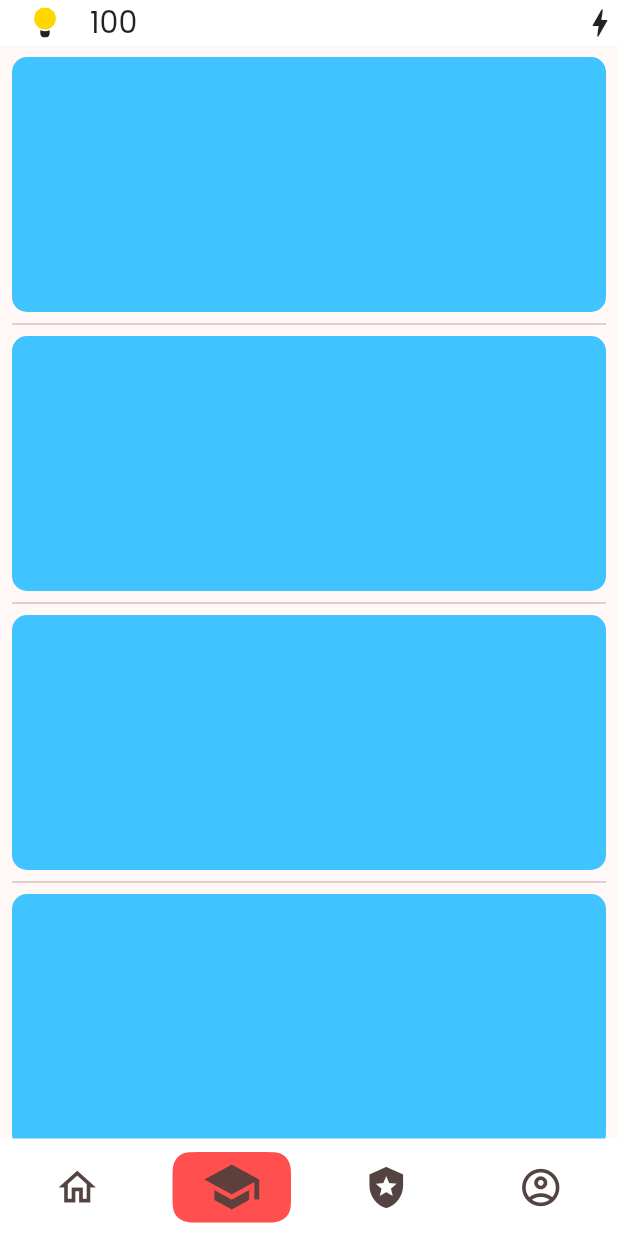
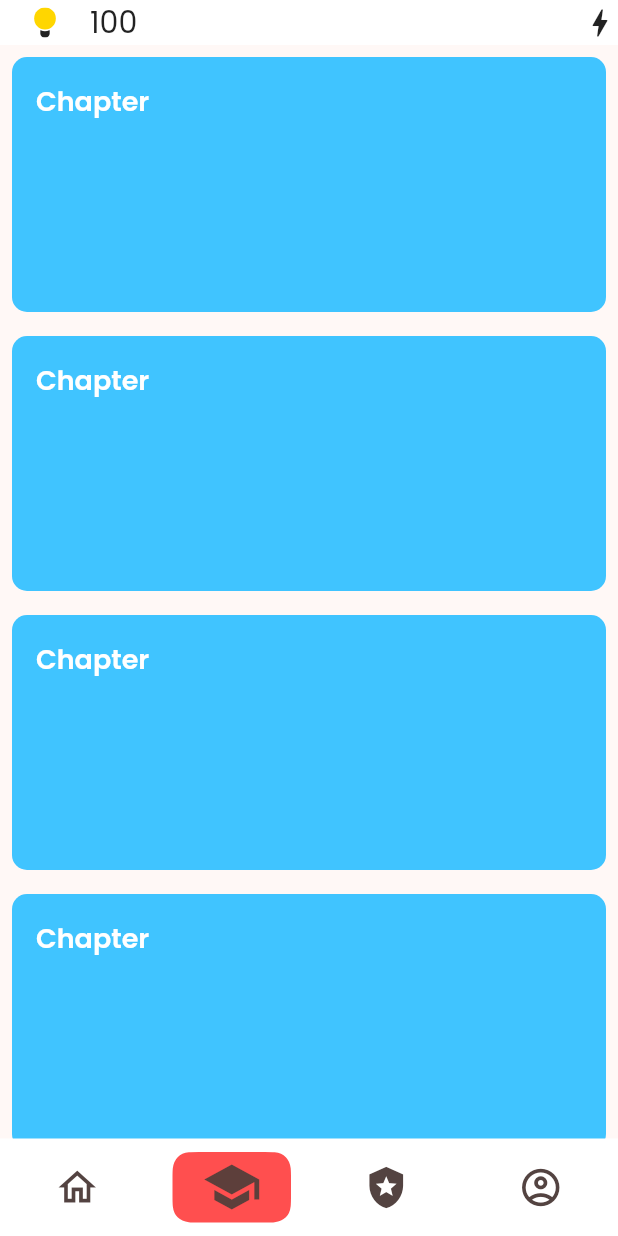
Before and after one commit to techtitansmbcet2023/RightsQuest, a Flutter app: the screen it shows after launch, item 2 of the bottom bar chosen, on a phone screen of 412 x 824 dp. Run offline on Flutter 3.47's test engine with Material 2 defaults, Android fonts, the light colour scheme and no system bars; our stand-ins replace firebase_core, flutter_svg, google_fonts; accounts and stored records are empty.

Commit message:
UI Improvements

```diff
--- a/lib/views/chapters_tab.dart
+++ b/lib/views/chapters_tab.dart
@@ -1,4 +1,6 @@
 import 'package:flutter/material.dart';
+import 'package:google_fonts/google_fonts.dart'; // Import Google Fonts
+
 import 'quiz_intro.dart';
 
 class ChaptersTab extends StatelessWidget {
@@ -8,34 +10,47 @@ class ChaptersTab extends StatelessWidget {
   Widget build(BuildContext context) {
     return Padding(
       padding: const EdgeInsets.all(8.0),
-      child: ListView.separated(
-          separatorBuilder: (BuildContext context, int index) => const Divider(),
-          itemCount: 9,
-          itemBuilder: (BuildContext context, int index) {
-            return InkWell(
+      child: ListView.builder(
+        itemCount: 9,
+        itemBuilder: (BuildContext context, int index) {
+          return Padding(
+            padding: const EdgeInsets.only(bottom: 16.0), // Add bottom padding between cards
+            child: InkWell(
               onTap: () {
                 Navigator.push(context, MaterialPageRoute(builder: (context) => QuizIntroPage()));
               },
-
               borderRadius: BorderRadius.circular(10),
               child: Ink(
                 decoration: BoxDecoration(
                   borderRadius: BorderRadius.circular(10),
-                  color: Colors.lightBlueAccent
+                  color: Colors.lightBlueAccent,
                 ),
-
-                child:
-                Container(
+                child: Container(
                   width: double.infinity,
                   height: 170,
-
+                  padding: const EdgeInsets.all(16.0), // Add padding inside the card
+                  child: Column(
+                    crossAxisAlignment: CrossAxisAlignment.start,
+                    children: [
+                      Text(
+                        "Chapter", // Title
+                        style: GoogleFonts.poppins(
+                          textStyle: TextStyle(
+                            fontSize: 18, // Adjust the font size as needed
+                            fontWeight: FontWeight.w600, // Poppins Semibold
+                            color: Colors.white, // Text color
+                          ),
+                        ),
+                      ),
+                      // Add additional card content here
+                    ],
+                  ),
                 ),
               ),
-            );
-          }
+            ),
+          );
+        },
       ),
     );
-
-
   }
 }
--- a/lib/widgets/settings.dart
+++ b/lib/widgets/settings.dart
@@ -15,7 +15,7 @@ class _SettingsState extends State<Settings> {
   Widget build(BuildContext context) {
     return Container(
       width: double.infinity,
-      decoration: BoxDecoration(color: Colors.green,borderRadius: BorderRadius.circular(20),border: Border.all(color: Colors.black,width: 2)),
+      decoration: BoxDecoration(color: Colors.green,borderRadius: BorderRadius.circular(10),border: Border.all(color: Colors.black,width: 2)),
 
       child: Container(
         child: Padding(
@@ -23,7 +23,7 @@ class _SettingsState extends State<Settings> {
           child: Row(
             mainAxisAlignment: MainAxisAlignment.spaceBetween,
             children: [
-              Text(widget.settingName),
+              Text(widget.settingName,style: TextStyle(color: Colors.white, fontSize: 20,fontWeight: FontWeight.w800,),),
 
               /*Switch(
                 // This bool value toggles the switch.
```
Also changed, not shown: lib/views/user_tab.dart (+5 -2 lines), lib/widgets/badges.dart (+8 -2 lines), lib/widgets/current_chapter_card.dart (+17 -3 lines), lib/widgets/progress_track_card.dart (+6 -1 lines).
